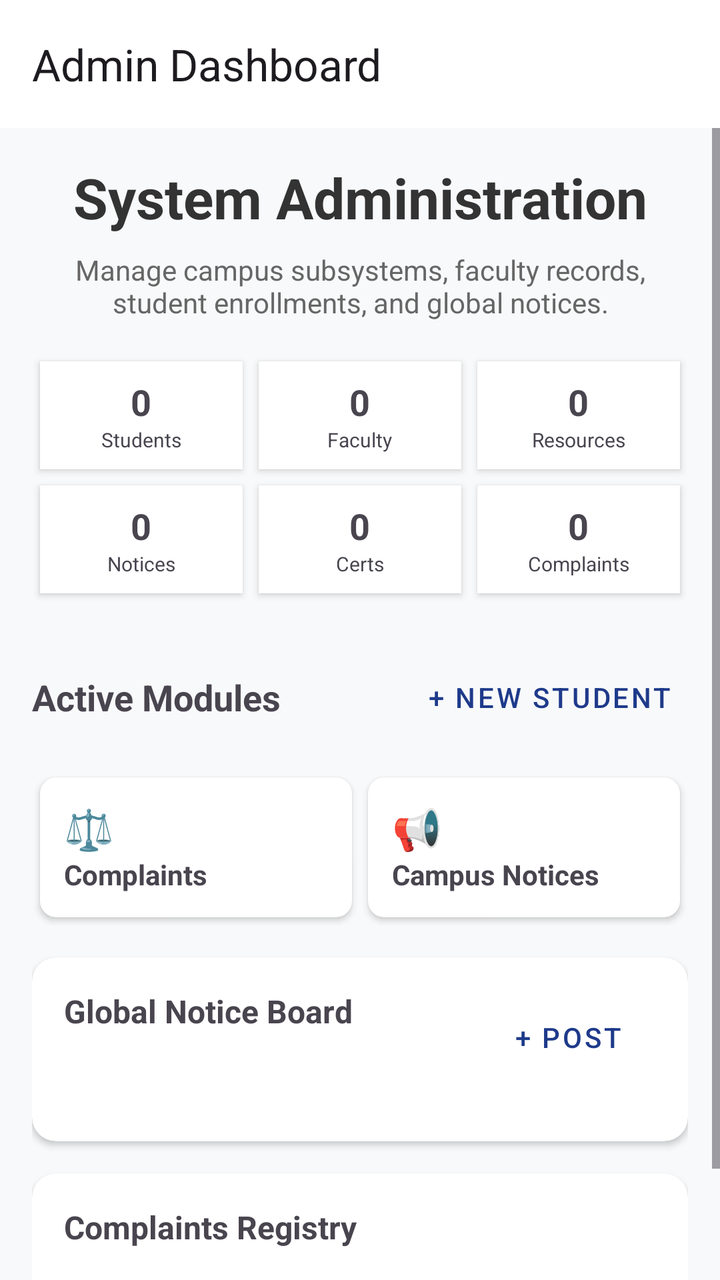
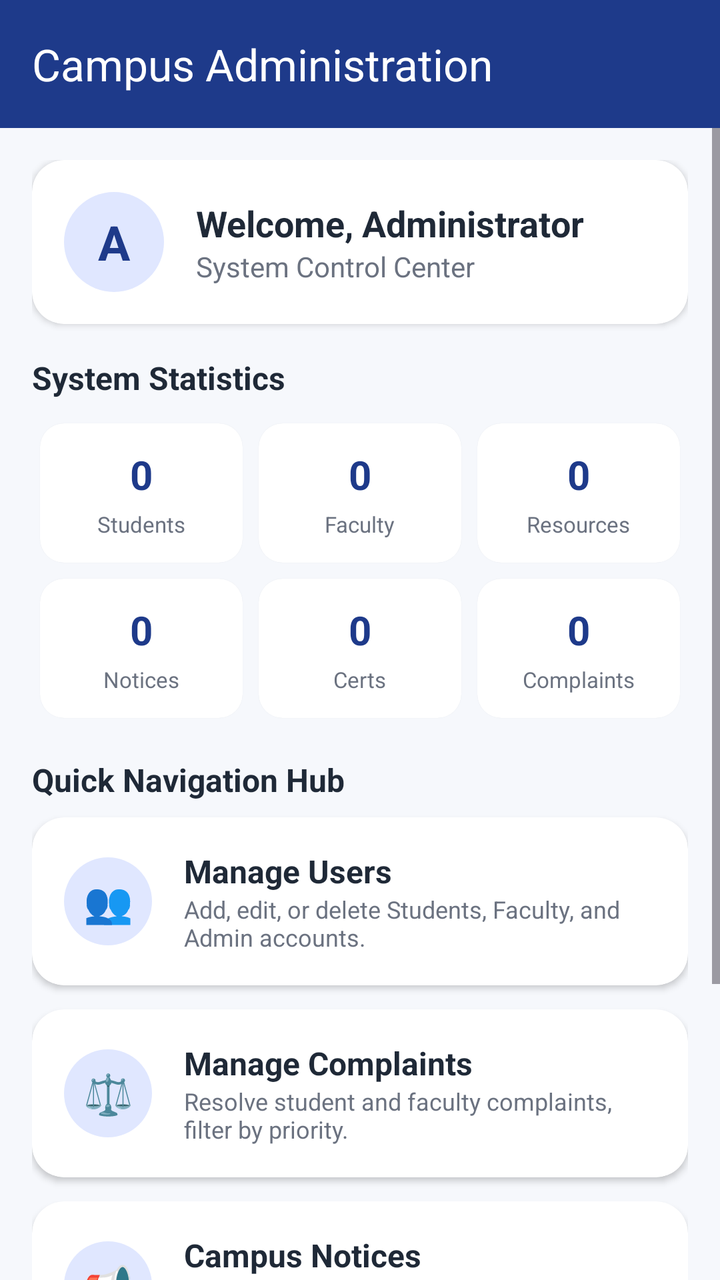

Before-and-after screenshots of an Android layout around one commit, followed by the original layout XML and the change that was made.
<!-- AndroidManifest.xml: application theme Theme.MyCampus -->
<!-- res/layout/activity_admindashboard.xml -->
<?xml version="1.0" encoding="utf-8"?>
<androidx.coordinatorlayout.widget.CoordinatorLayout xmlns:android="http://schemas.android.com/apk/res/android"
    xmlns:app="http://schemas.android.com/apk/res-auto"
    xmlns:tools="http://schemas.android.com/tools"
    android:id="@+id/main"
    android:layout_width="match_parent"
    android:layout_height="match_parent"
    android:background="#F8F9FA"
    tools:context=".admindashboardActivity">

    <com.google.android.material.appbar.AppBarLayout
        android:layout_width="match_parent"
        android:layout_height="wrap_content">

        <androidx.appcompat.widget.Toolbar
            android:id="@+id/toolbar"
            android:layout_width="match_parent"
            android:layout_height="?attr/actionBarSize"
            android:background="@android:color/white"
            app:title="@string/title_admin_dashboard" />
    </com.google.android.material.appbar.AppBarLayout>

    <androidx.core.widget.NestedScrollView
        android:layout_width="match_parent"
        android:layout_height="match_parent"
        android:scrollbars="vertical"
        android:fadeScrollbars="false"
        app:layout_behavior="@string/appbar_scrolling_view_behavior">

        <LinearLayout
            android:layout_width="match_parent"
            android:layout_height="wrap_content"
            android:orientation="vertical"
            android:padding="16dp">

            
            <TextView
                android:layout_width="match_parent"
                android:layout_height="wrap_content"
                android:gravity="center"
                android:text="@string/hero_title_admin"
                android:textSize="28sp"
                android:textStyle="bold"
                android:textColor="#333333"/>

            <TextView
                android:layout_width="match_parent"
                android:layout_height="wrap_content"
                android:layout_marginTop="8dp"
                android:gravity="center"
                android:text="@string/hero_subtitle_admin"
                android:textColor="#666666" />

            
            <GridLayout
                android:layout_width="match_parent"
                android:layout_height="wrap_content"
                android:layout_marginTop="16dp"
                android:columnCount="3"
                android:rowCount="2">

                
                <LinearLayout
                    android:layout_width="0dp"
                    android:layout_height="wrap_content"
                    android:layout_columnWeight="1"
                    android:layout_margin="4dp"
                    android:background="@android:color/white"
                    android:elevation="2dp"
                    android:gravity="center"
                    android:orientation="vertical"
                    android:padding="8dp">
                    <TextView android:id="@+id/tvTotalStudents" android:layout_width="wrap_content" android:layout_height="wrap_content" android:text="0" android:textSize="18sp" android:textStyle="bold" />
                    <TextView android:layout_width="wrap_content" android:layout_height="wrap_content" android:text="Students" android:textSize="10sp" />
                </LinearLayout>

                
                <LinearLayout
                    android:layout_width="0dp"
                    android:layout_height="wrap_content"
                    android:layout_columnWeight="1"
                    android:layout_margin="4dp"
                    android:background="@android:color/white"
                    android:elevation="2dp"
                    android:gravity="center"
                    android:orientation="vertical"
                    android:padding="8dp">
                    <TextView android:id="@+id/tvTotalFaculty" android:layout_width="wrap_content" android:layout_height="wrap_content" android:text="0" android:textSize="18sp" android:textStyle="bold" />
                    <TextView android:layout_width="wrap_content" android:layout_height="wrap_content" android:text="Faculty" android:textSize="10sp" />
                </LinearLayout>

                
                <LinearLayout
                    android:layout_width="0dp"
                    android:layout_height="wrap_content"
                    android:layout_columnWeight="1"
                    android:layout_margin="4dp"
                    android:background="@android:color/white"
                    android:elevation="2dp"
                    android:gravity="center"
                    android:orientation="vertical"
                    android:padding="8dp">
                    <TextView android:id="@+id/tvTotalResources" android:layout_width="wrap_content" android:layout_height="wrap_content" android:text="0" android:textSize="18sp" android:textStyle="bold" />
                    <TextView android:layout_width="wrap_content" android:layout_height="wrap_content" android:text="Resources" android:textSize="10sp" />
                </LinearLayout>

                
                <LinearLayout
                    android:layout_width="0dp"
                    android:layout_height="wrap_content"
                    android:layout_columnWeight="1"
                    android:layout_margin="4dp"
                    android:background="@android:color/white"
                    android:elevation="2dp"
                    android:gravity="center"
                    android:orientation="vertical"
                    android:padding="8dp">
                    <TextView android:id="@+id/tvTotalNotices" android:layout_width="wrap_content" android:layout_height="wrap_content" android:text="0" android:textSize="18sp" android:textStyle="bold" />
                    <TextView android:layout_width="wrap_content" android:layout_height="wrap_content" android:text="Notices" android:textSize="10sp" />
                </LinearLayout>

                
                <LinearLayout
                    android:layout_width="0dp"
                    android:layout_height="wrap_content"
                    android:layout_columnWeight="1"
                    android:layout_margin="4dp"
                    android:background="@android:color/white"
                    android:elevation="2dp"
                    android:gravity="center"
                    android:orientation="vertical"
                    android:padding="8dp">
                    <TextView android:id="@+id/tvTotalCerts" android:layout_width="wrap_content" android:layout_height="wrap_content" android:text="0" android:textSize="18sp" android:textStyle="bold" />
                    <TextView android:layout_width="wrap_content" android:layout_height="wrap_content" android:text="Certs" android:textSize="10sp" />
                </LinearLayout>

                
                <LinearLayout
                    android:layout_width="0dp"
                    android:layout_height="wrap_content"
                    android:layout_columnWeight="1"
                    android:layout_margin="4dp"
                    android:background="@android:color/white"
                    android:elevation="2dp"
                    android:gravity="center"
                    android:orientation="vertical"
                    android:padding="8dp">
                    <TextView android:id="@+id/tvTotalComplaints" android:layout_width="wrap_content" android:layout_height="wrap_content" android:text="0" android:textSize="18sp" android:textStyle="bold" />
                    <TextView android:layout_width="wrap_content" android:layout_height="wrap_content" android:text="Complaints" android:textSize="10sp" />
                </LinearLayout>
            </GridLayout>

            
            <RelativeLayout
                android:layout_width="match_parent"
                android:layout_height="wrap_content"
                android:layout_marginTop="24dp"
                android:layout_marginBottom="12dp">

                <TextView
                    android:layout_width="wrap_content"
                    android:layout_height="wrap_content"
                    android:layout_alignParentStart="true"
                    android:layout_centerVertical="true"
                    android:text="@string/active_modules"
                    android:textSize="18sp"
                    android:textStyle="bold" />

                <com.google.android.material.button.MaterialButton
                    android:id="@+id/btnToggleForm"
                    style="@style/Widget.MaterialComponents.Button.TextButton"
                    android:layout_width="wrap_content"
                    android:layout_height="wrap_content"
                    android:layout_alignParentEnd="true"
                    android:text="@string/btn_new_student" />
            </RelativeLayout>

            
            <com.google.android.material.card.MaterialCardView
                android:id="@+id/cvAddStudentForm"
                android:layout_width="match_parent"
                android:layout_height="wrap_content"
                android:layout_marginBottom="16dp"
                android:visibility="gone"
                app:cardCornerRadius="12dp"
                app:cardElevation="4dp"
                app:strokeColor="#8b5cf6"
                app:strokeWidth="1dp">

                <LinearLayout
                    android:layout_width="match_parent"
                    android:layout_height="wrap_content"
                    android:orientation="vertical"
                    android:padding="16dp">

                    <TextView
                        android:layout_width="wrap_content"
                        android:layout_height="wrap_content"
                        android:layout_marginBottom="16dp"
                        android:text="Register New User"
                        android:textColor="#8b5cf6"
                        android:textSize="16sp"
                        android:textStyle="bold" />

                    <TextView
                        android:layout_width="wrap_content"
                        android:layout_height="wrap_content"
                        android:text="Select Role:"
                        android:textSize="12sp" />
                    <Spinner
                        android:id="@+id/spNewUserRole"
                        android:layout_width="match_parent"
                        android:layout_height="wrap_content"
                        android:layout_marginBottom="12dp" />

                    <com.google.android.material.textfield.TextInputLayout
                        style="@style/Widget.MaterialComponents.TextInputLayout.OutlinedBox"
                        android:layout_width="match_parent"
                        android:layout_height="wrap_content"
                        android:layout_marginBottom="8dp"
                        android:hint="@string/hint_system_username">
                        <com.google.android.material.textfield.TextInputEditText
                            android:id="@+id/etNewUsername"
                            android:layout_width="match_parent"
                            android:layout_height="wrap_content" />
                    </com.google.android.material.textfield.TextInputLayout>

                    <com.google.android.material.textfield.TextInputLayout
                        style="@style/Widget.MaterialComponents.TextInputLayout.OutlinedBox"
                        android:layout_width="match_parent"
                        android:layout_height="wrap_content"
                        android:layout_marginBottom="8dp"
                        android:hint="@string/hint_email">
                        <com.google.android.material.textfield.TextInputEditText
                            android:id="@+id/etNewEmail"
                            android:layout_width="match_parent"
                            android:layout_height="wrap_content"
                            android:inputType="textEmailAddress" />
                    </com.google.android.material.textfield.TextInputLayout>

                    <com.google.android.material.textfield.TextInputLayout
                        style="@style/Widget.MaterialComponents.TextInputLayout.OutlinedBox"
                        android:layout_width="match_parent"
                        android:layout_height="wrap_content"
                        android:layout_marginBottom="8dp"
                        android:hint="@string/hint_enrollment_id">
                        <com.google.android.material.textfield.TextInputEditText
                            android:id="@+id/etNewEnrollment"
                            android:layout_width="match_parent"
                            android:layout_height="wrap_content" />
                    </com.google.android.material.textfield.TextInputLayout>

                    <com.google.android.material.textfield.TextInputLayout
                        style="@style/Widget.MaterialComponents.TextInputLayout.OutlinedBox"
                        android:layout_width="match_parent"
                        android:layout_height="wrap_content"
                        android:layout_marginBottom="8dp"
                        android:hint="@string/hint_department">
                        <com.google.android.material.textfield.TextInputEditText
                            android:id="@+id/etNewDepartment"
                            android:layout_width="match_parent"
                            android:layout_height="wrap_content" />
                    </com.google.android.material.textfield.TextInputLayout>

                    <com.google.android.material.textfield.TextInputLayout
                        style="@style/Widget.MaterialComponents.TextInputLayout.OutlinedBox"
                        android:layout_width="match_parent"
                        android:layout_height="wrap_content"
                        android:layout_marginBottom="16dp"
                        android:hint="@string/hint_initial_password"
                        app:endIconMode="password_toggle">
                        <com.google.android.material.textfield.TextInputEditText
                            android:id="@+id/etNewPassword"
                            android:layout_width="match_parent"
                            android:layout_height="wrap_content"
                            android:inputType="textPassword" />
                    </com.google.android.material.textfield.TextInputLayout>

                    <com.google.android.material.button.MaterialButton
                        android:id="@+id/btnSubmitStudent"
                        android:layout_width="match_parent"
                        android:layout_height="wrap_content"
                        android:text="@string/btn_create_student"
                        android:backgroundTint="#8b5cf6" />
                </LinearLayout>
            </com.google.android.material.card.MaterialCardView>

            
            <GridLayout
                android:layout_width="match_parent"
                android:layout_height="wrap_content"
                android:columnCount="2"
                android:rowCount="2">

                <com.google.android.material.card.MaterialCardView
                    android:layout_width="0dp"
                    android:layout_height="wrap_content"
                    android:layout_columnWeight="1"
                    android:layout_margin="4dp"
                    app:cardCornerRadius="8dp">
                    <LinearLayout android:layout_width="match_parent" android:layout_height="wrap_content" android:orientation="vertical" android:padding="12dp">
                        <TextView android:layout_width="wrap_content" android:layout_height="wrap_content" android:text="⚖️" android:textSize="20sp" />
                        <TextView android:layout_width="wrap_content" android:layout_height="wrap_content" android:text="@string/complaints" android:textStyle="bold" />
                    </LinearLayout>
                </com.google.android.material.card.MaterialCardView>

                <com.google.android.material.card.MaterialCardView
                    android:layout_width="0dp"
                    android:layout_height="wrap_content"
                    android:layout_columnWeight="1"
                    android:layout_margin="4dp"
                    app:cardCornerRadius="8dp">
                    <LinearLayout android:layout_width="match_parent" android:layout_height="wrap_content" android:orientation="vertical" android:padding="12dp">
                        <TextView android:layout_width="wrap_content" android:layout_height="wrap_content" android:text="📢" android:textSize="20sp" />
                        <TextView android:layout_width="wrap_content" android:layout_height="wrap_content" android:text="@string/campus_notices" android:textStyle="bold" />
                    </LinearLayout>
                </com.google.android.material.card.MaterialCardView>
            </GridLayout>

            
            <com.google.android.material.card.MaterialCardView
                android:layout_width="match_parent"
                android:layout_height="wrap_content"
                android:layout_marginTop="16dp"
                app:cardCornerRadius="12dp"
                app:cardElevation="2dp">

                <LinearLayout
                    android:layout_width="match_parent"
                    android:layout_height="wrap_content"
                    android:orientation="vertical"
                    android:padding="16dp">

                    <RelativeLayout
                        android:layout_width="match_parent"
                        android:layout_height="wrap_content"
                        android:layout_marginBottom="12dp">
                        <TextView
                            android:layout_width="wrap_content"
                            android:layout_height="wrap_content"
                            android:text="@string/global_notice_board"
                            android:textSize="16sp"
                            android:textStyle="bold" />
                        <com.google.android.material.button.MaterialButton
                            android:id="@+id/btnPostNotice"
                            style="@style/Widget.MaterialComponents.Button.TextButton"
                            android:layout_width="wrap_content"
                            android:layout_height="wrap_content"
                            android:layout_alignParentEnd="true"
                            android:text="+ Post" />
                    </RelativeLayout>

                    <LinearLayout
                        android:id="@+id/llAdminNotices"
                        android:layout_width="match_parent"
                        android:layout_height="wrap_content"
                        android:orientation="vertical" />
                </LinearLayout>
            </com.google.android.material.card.MaterialCardView>

            
            <com.google.android.material.card.MaterialCardView
                android:layout_width="match_parent"
                android:layout_height="wrap_content"
                android:layout_marginTop="16dp"
                app:cardCornerRadius="12dp"
                app:cardElevation="2dp">

                <LinearLayout
                    android:layout_width="match_parent"
                    android:layout_height="wrap_content"
                    android:orientation="vertical"
                    android:padding="16dp">

                    <TextView
                        android:layout_width="wrap_content"
                        android:layout_height="wrap_content"
                        android:layout_marginBottom="12dp"
                        android:text="@string/complaints_registry"
                        android:textSize="16sp"
                        android:textStyle="bold" />

                    
                    <LinearLayout
                        android:layout_width="match_parent"
                        android:layout_height="wrap_content"
                        android:orientation="horizontal"
                        android:paddingBottom="8dp">
                        <TextView android:layout_width="0dp" android:layout_height="wrap_content" android:layout_weight="1" android:text="Complaint" android:textStyle="bold" android:textSize="12sp" />
                        <TextView android:layout_width="wrap_content" android:layout_height="wrap_content" android:text="Status" android:textStyle="bold" android:textSize="12sp" android:layout_marginEnd="40dp" />
                        <TextView android:layout_width="wrap_content" android:layout_height="wrap_content" android:text="Action" android:textStyle="bold" android:textSize="12sp" />
                    </LinearLayout>

                    <View android:layout_width="match_parent" android:layout_height="1dp" android:background="#EEEEEE" />

                    <LinearLayout
                        android:id="@+id/llComplaintsTable"
                        android:layout_width="match_parent"
                        android:layout_height="wrap_content"
                        android:orientation="vertical"
                        android:layout_marginTop="8dp"/>
                </LinearLayout>
            </com.google.android.material.card.MaterialCardView>

        </LinearLayout>
    </androidx.core.widget.NestedScrollView>

</androidx.coordinatorlayout.widget.CoordinatorLayout>
<!-- resources referenced by this layout -->
<resources>
  <string name="active_modules">Active Modules</string>
  <string name="btn_create_student">Create Student</string>
  <string name="btn_new_student">+ New Student</string>
  <string name="campus_notices">Campus Notices</string>
  <string name="complaints">Complaints</string>
  <string name="complaints_registry">Complaints Registry</string>
  <string name="global_notice_board">Global Notice Board</string>
  <string name="hero_subtitle_admin">Manage campus subsystems, faculty records, student enrollments, and global notices.</string>
  <string name="hero_title_admin">System Administration</string>
  <string name="hint_department">Department</string>
  <string name="hint_email">Email Address</string>
  <string name="hint_enrollment_id">Enrollment ID</string>
  <string name="hint_initial_password">Initial Password</string>
  <string name="hint_system_username">System Username</string>
  <string name="title_admin_dashboard">Admin Dashboard</string>
  <style name="Theme.MyCampus" parent="Theme.Material3.DayNight.NoActionBar">
          
          <item name="colorPrimary">@color/primary</item>
          <item name="colorOnPrimary">@color/white</item>
          <item name="colorPrimaryContainer">@color/primaryDark</item>
          <item name="colorSecondary">@color/secondary</item>
          <item name="colorOnSecondary">@color/white</item>
          <item name="android:navigationBarColor">@color/background</item>
          <item name="android:statusBarColor">@color/primary</item>
          <item name="android:windowBackground">@color/background</item>
  
          
          <item name="materialCardViewStyle">@style/Widget.MyCampus.CardView</item>
  
          
          <item name="materialButtonStyle">@style/Widget.MyCampus.Button</item>
      </style>
  <color name="primary">#1E3A8A</color>
  <color name="white">#FFFFFF</color>
  <color name="primaryDark">#162D68</color>
  <color name="secondary">#3B82F6</color>
  <color name="background">#F6F8FC</color>
  <style name="Widget.MyCampus.CardView" parent="Widget.Material3.CardView.Elevated">
          <item name="cardCornerRadius">16dp</item>
          <item name="cardElevation">2dp</item>
          <item name="cardBackgroundColor">@color/card_background</item>
          <item name="strokeWidth">0dp</item>
      </style>
  <style name="Widget.MyCampus.Button" parent="Widget.Material3.Button">
          <item name="cornerRadius">12dp</item>
          <item name="android:insetTop">0dp</item>
          <item name="android:insetBottom">0dp</item>
          <item name="android:minHeight">48dp</item>
      </style>
  <color name="card_background">#FFFFFF</color>
</resources>

<!-- the commit's change to res/layout/activity_admindashboard.xml (unified diff, before → after) -->
@@ -5,26 +5,28 @@
     android:id="@+id/main"
     android:layout_width="match_parent"
     android:layout_height="match_parent"
-    android:background="#F8F9FA"
+    android:background="#F6F8FC"
     tools:context=".admindashboardActivity">
 
     <com.google.android.material.appbar.AppBarLayout
         android:layout_width="match_parent"
-        android:layout_height="wrap_content">
+        android:layout_height="wrap_content"
+        android:background="#1E3A8A"
+        app:elevation="0dp">
 
         <androidx.appcompat.widget.Toolbar
             android:id="@+id/toolbar"
             android:layout_width="match_parent"
             android:layout_height="?attr/actionBarSize"
-            android:background="@android:color/white"
-            app:title="@string/title_admin_dashboard" />
+            android:background="#1E3A8A"
+            app:title="Campus Administration"
+            app:titleTextColor="@android:color/white" />
     </com.google.android.material.appbar.AppBarLayout>
 
     <androidx.core.widget.NestedScrollView
         android:layout_width="match_parent"
         android:layout_height="match_parent"
         android:scrollbars="vertical"
-        android:fadeScrollbars="false"
         app:layout_behavior="@string/appbar_scrolling_view_behavior">
 
         <LinearLayout
@@ -34,374 +36,484 @@
             android:padding="16dp">
 
             
+            <com.google.android.material.card.MaterialCardView
+                android:layout_width="match_parent"
+                android:layout_height="wrap_content"
+                android:layout_marginBottom="16dp"
+                app:cardBackgroundColor="#FFFFFF"
+                app:cardCornerRadius="16dp"
+                app:cardElevation="2dp"
+                app:strokeWidth="0dp">
+
+                <LinearLayout
+                    android:layout_width="match_parent"
+                    android:layout_height="wrap_content"
+                    android:gravity="center_vertical"
+                    android:orientation="horizontal"
+                    android:padding="16dp">
+
+                    <TextView
+                        android:layout_width="50dp"
+                        android:layout_height="50dp"
+                        android:background="@drawable/bg_circle_avatar"
+                        android:gravity="center"
+                        android:text="A"
+                        android:textColor="#1E3A8A"
+                        android:textSize="24sp"
+                        android:textStyle="bold" />
+
+                    <LinearLayout
+                        android:layout_width="0dp"
+                        android:layout_height="wrap_content"
+                        android:layout_marginStart="16dp"
+                        android:layout_weight="1"
+                        android:orientation="vertical">
+
+                        <TextView
+                            android:id="@+id/tvAdminName"
+                            android:layout_width="wrap_content"
+                            android:layout_height="wrap_content"
+                            android:text="Welcome, Administrator"
+                            android:textColor="#1F2937"
+                            android:textSize="18sp"
+                            android:textStyle="bold" />
+
+                        <TextView
+                            android:layout_width="wrap_content"
+                            android:layout_height="wrap_content"
+                            android:text="System Control Center"
+                            android:textColor="#6B7280"
+                            android:textSize="14sp" />
+                    </LinearLayout>
+                </LinearLayout>
+            </com.google.android.material.card.MaterialCardView>
+
+            
             <TextView
                 android:layout_width="match_parent"
                 android:layout_height="wrap_content"
-                android:gravity="center"
-                android:text="@string/hero_title_admin"
-                android:textSize="28sp"
-                android:textStyle="bold"
-                android:textColor="#333333"/>
-
-            <TextView
-                android:layout_width="match_parent"
-                android:layout_height="wrap_content"
-                android:layout_marginTop="8dp"
-                android:gravity="center"
-                android:text="@string/hero_subtitle_admin"
-                android:textColor="#666666" />
-
-            
+                android:layout_marginBottom="8dp"
+                android:text="System Statistics"
+                android:textColor="#1F2937"
+                android:textSize="16sp"
+                android:textStyle="bold" />
+
             <GridLayout
                 android:layout_width="match_parent"
                 android:layout_height="wrap_content"
-                android:layout_marginTop="16dp"
+                android:layout_marginBottom="16dp"
                 android:columnCount="3"
                 android:rowCount="2">
 
                 
-                <LinearLayout
+                <com.google.android.material.card.MaterialCardView
                     android:layout_width="0dp"
                     android:layout_height="wrap_content"
                     android:layout_columnWeight="1"
                     android:layout_margin="4dp"
-                    android:background="@android:color/white"
-                    android:elevation="2dp"
-                    android:gravity="center"
-                    android:orientation="vertical"
-                    android:padding="8dp">
-                    <TextView android:id="@+id/tvTotalStudents" android:layout_width="wrap_content" android:layout_height="wrap_content" android:text="0" android:textSize="18sp" android:textStyle="bold" />
-                    <TextView android:layout_width="wrap_content" android:layout_height="wrap_content" android:text="Students" android:textSize="10sp" />
-                </LinearLayout>
+                    app:cardBackgroundColor="#FFFFFF"
+                    app:cardCornerRadius="12dp"
+                    app:cardElevation="1dp"
+                    app:strokeWidth="0dp">
+                    <LinearLayout
+                        android:layout_width="match_parent"
+                        android:layout_height="wrap_content"
+                        android:gravity="center"
+                        android:orientation="vertical"
+                        android:padding="12dp">
+                        <TextView
+                            android:id="@+id/tvTotalStudents"
+                            android:layout_width="wrap_content"
+                            android:layout_height="wrap_content"
+                            android:text="0"
+                            android:textColor="#1E3A8A"
+                            android:textSize="20sp"
+                            android:textStyle="bold" />
+                        <TextView
+                            android:layout_width="wrap_content"
+                            android:layout_height="wrap_content"
+                            android:layout_marginTop="4dp"
+                            android:text="Students"
+                            android:textColor="#6B7280"
+                            android:textSize="11sp" />
+                    </LinearLayout>
+                </com.google.android.material.card.MaterialCardView>
 
                 
-                <LinearLayout
+                <com.google.android.material.card.MaterialCardView
                     android:layout_width="0dp"
                     android:layout_height="wrap_content"
                     android:layout_columnWeight="1"
                     android:layout_margin="4dp"
-                    android:background="@android:color/white"
-                    android:elevation="2dp"
-                    android:gravity="center"
-                    android:orientation="vertical"
-                    android:padding="8dp">
-                    <TextView android:id="@+id/tvTotalFaculty" android:layout_width="wrap_content" android:layout_height="wrap_content" android:text="0" android:textSize="18sp" android:textStyle="bold" />
-                    <TextView android:layout_width="wrap_content" android:layout_height="wrap_content" android:text="Faculty" android:textSize="10sp" />
-                </LinearLayout>
+                    app:cardBackgroundColor="#FFFFFF"
+                    app:cardCornerRadius="12dp"
+                    app:cardElevation="1dp"
+                    app:strokeWidth="0dp">
+                    <LinearLayout
+                        android:layout_width="match_parent"
+                        android:layout_height="wrap_content"
+                        android:gravity="center"
+                        android:orientation="vertical"
+                        android:padding="12dp">
+                        <TextView
+                            android:id="@+id/tvTotalFaculty"
+                            android:layout_width="wrap_content"
+                            android:layout_height="wrap_content"
+                            android:text="0"
+                            android:textColor="#1E3A8A"
+                            android:textSize="20sp"
+                            android:textStyle="bold" />
+                        <TextView
+                            android:layout_width="wrap_content"
+                            android:layout_height="wrap_content"
+                            android:layout_marginTop="4dp"
+                            android:text="Faculty"
+                            android:textColor="#6B7280"
+                            android:textSize="11sp" />
+                    </LinearLayout>
+                </com.google.android.material.card.MaterialCardView>
 
                 
-                <LinearLayout
+                <com.google.android.material.card.MaterialCardView
                     android:layout_width="0dp"
                     android:layout_height="wrap_content"
                     android:layout_columnWeight="1"
                     android:layout_margin="4dp"
-                    android:background="@android:color/white"
-                    android:elevation="2dp"
-                    android:gravity="center"
-                    android:orientation="vertical"
-                    android:padding="8dp">
-                    <TextView android:id="@+id/tvTotalResources" android:layout_width="wrap_content" android:layout_height="wrap_content" android:text="0" android:textSize="18sp" android:textStyle="bold" />
-                    <TextView android:layout_width="wrap_content" android:layout_height="wrap_content" android:text="Resources" android:textSize="10sp" />
-                </LinearLayout>
+                    app:cardBackgroundColor="#FFFFFF"
+                    app:cardCornerRadius="12dp"
+                    app:cardElevation="1dp"
+                    app:strokeWidth="0dp">
+                    <LinearLayout
+                        android:layout_width="match_parent"
+                        android:layout_height="wrap_content"
+                        android:gravity="center"
+                        android:orientation="vertical"
+                        android:padding="12dp">
+                        <TextView
+                            android:id="@+id/tvTotalResources"
+                            android:layout_width="wrap_content"
+                            android:layout_height="wrap_content"
+                            android:text="0"
+                            android:textColor="#1E3A8A"
+                            android:textSize="20sp"
+                            android:textStyle="bold" />
+                        <TextView
+                            android:layout_width="wrap_content"
+                            android:layout_height="wrap_content"
+                            android:layout_marginTop="4dp"
+                            android:text="Resources"
+                            android:textColor="#6B7280"
+                            android:textSize="11sp" />
+                    </LinearLayout>
+                </com.google.android.material.card.MaterialCardView>
 
                 
-                <LinearLayout
+                <com.google.android.material.card.MaterialCardView
                     android:layout_width="0dp"
                     android:layout_height="wrap_content"
                     android:layout_columnWeight="1"
                     android:layout_margin="4dp"
-                    android:background="@android:color/white"
-                    android:elevation="2dp"
-                    android:gravity="center"
-                    android:orientation="vertical"
-                    android:padding="8dp">
-                    <TextView android:id="@+id/tvTotalNotices" android:layout_width="wrap_content" android:layout_height="wrap_content" android:text="0" android:textSize="18sp" android:textStyle="bold" />
-                    <TextView android:layout_width="wrap_content" android:layout_height="wrap_content" android:text="Notices" android:textSize="10sp" />
-                </LinearLayout>
+                    app:cardBackgroundColor="#FFFFFF"
+                    app:cardCornerRadius="12dp"
+                    app:cardElevation="1dp"
+                    app:strokeWidth="0dp">
+                    <LinearLayout
+                        android:layout_width="match_parent"
+                        android:layout_height="wrap_content"
+                        android:gravity="center"
+                        android:orientation="vertical"
+                        android:padding="12dp">
+                        <TextView
+                            android:id="@+id/tvTotalNotices"
+                            android:layout_width="wrap_content"
+                            android:layout_height="wrap_content"
+                            android:text="0"
+                            android:textColor="#1E3A8A"
+                            android:textSize="20sp"
+                            android:textStyle="bold" />
+                        <TextView
+                            android:layout_width="wrap_content"
+                            android:layout_height="wrap_content"
+                            android:layout_marginTop="4dp"
+                            android:text="Notices"
+                            android:textColor="#6B7280"
+                            android:textSize="11sp" />
+                    </LinearLayout>
+                </com.google.android.material.card.MaterialCardView>
 
                 
-                <LinearLayout
+                <com.google.android.material.card.MaterialCardView
                     android:layout_width="0dp"
                     android:layout_height="wrap_content"
                     android:layout_columnWeight="1"
                     android:layout_margin="4dp"
-                    android:background="@android:color/white"
-                    android:elevation="2dp"
-                    android:gravity="center"
-                    android:orientation="vertical"
-                    android:padding="8dp">
-                    <TextView android:id="@+id/tvTotalCerts" android:layout_width="wrap_content" android:layout_height="wrap_content" android:text="0" android:textSize="18sp" android:textStyle="bold" />
-                    <TextView android:layout_width="wrap_content" android:layout_height="wrap_content" android:text="Certs" android:textSize="10sp" />
-                </LinearLayout>
+                    app:cardBackgroundColor="#FFFFFF"
+                    app:cardCornerRadius="12dp"
+                    app:cardElevation="1dp"
+                    app:strokeWidth="0dp">
+                    <LinearLayout
+                        android:layout_width="match_parent"
+                        android:layout_height="wrap_content"
+                        android:gravity="center"
+                        android:orientation="vertical"
+                        android:padding="12dp">
+                        <TextView
+                            android:id="@+id/tvTotalCerts"
+                            android:layout_width="wrap_content"
+                            android:layout_height="wrap_content"
+                            android:text="0"
+                            android:textColor="#1E3A8A"
+                            android:textSize="20sp"
+                            android:textStyle="bold" />
+                        <TextView
+                            android:layout_width="wrap_content"
+                            android:layout_height="wrap_content"
+                            android:layout_marginTop="4dp"
+                            android:text="Certs"
+                            android:textColor="#6B7280"
+                            android:textSize="11sp" />
+                    </LinearLayout>
+                </com.google.android.material.card.MaterialCardView>
 
                 
-                <LinearLayout
+                <com.google.android.material.card.MaterialCardView
                     android:layout_width="0dp"
                     android:layout_height="wrap_content"
                     android:layout_columnWeight="1"
                     android:layout_margin="4dp"
-                    android:background="@android:color/white"
-                    android:elevation="2dp"
-                    android:gravity="center"
-                    android:orientation="vertical"
-                    android:padding="8dp">
-                    <TextView android:id="@+id/tvTotalComplaints" android:layout_width="wrap_content" android:layout_height="wrap_content" android:text="0" android:textSize="18sp" android:textStyle="bold" />
-                    <TextView android:layout_width="wrap_content" android:layout_height="wrap_content" android:text="Complaints" android:textSize="10sp" />
-                </LinearLayout>
+                    app:cardBackgroundColor="#FFFFFF"
+                    app:cardCornerRadius="12dp"
+                    app:cardElevation="1dp"
+                    app:strokeWidth="0dp">
+                    <LinearLayout
+                        android:layout_width="match_parent"
+                        android:layout_height="wrap_content"
+                        android:gravity="center"
+                        android:orientation="vertical"
+                        android:padding="12dp">
+                        <TextView
+                            android:id="@+id/tvTotalComplaints"
+                            android:layout_width="wrap_content"
+                            android:layout_height="wrap_content"
+                            android:text="0"
+                            android:textColor="#1E3A8A"
+                            android:textSize="20sp"
+                            android:textStyle="bold" />
+                        <TextView
+                            android:layout_width="wrap_content"
+                            android:layout_height="wrap_content"
+                            android:layout_marginTop="4dp"
+                            android:text="Complaints"
+                            android:textColor="#6B7280"
+                            android:textSize="11sp" />
+                    </LinearLayout>
+                </com.google.android.material.card.MaterialCardView>
             </GridLayout>
 
             
-            <RelativeLayout
-                android:layout_width="match_parent"
-                android:layout_height="wrap_content"
-                android:layout_marginTop="24dp"
-                android:layout_marginBottom="12dp">
-
-                <TextView
-                    android:layout_width="wrap_content"
-                    android:layout_height="wrap_content"
-                    android:layout_alignParentStart="true"
-                    android:layout_centerVertical="true"
-                    android:text="@string/active_modules"
-                    android:textSize="18sp"
-                    android:textStyle="bold" />
-
-                <com.google.android.material.button.MaterialButton
-                    android:id="@+id/btnToggleForm"
-                    style="@style/Widget.MaterialComponents.Button.TextButton"
-                    android:layout_width="wrap_content"
-                    android:layout_height="wrap_content"
-                    android:layout_alignParentEnd="true"
-                    android:text="@string/btn_new_student" />
-            </RelativeLayout>
+            <TextView
+                android:layout_width="match_parent"
+                android:layout_height="wrap_content"
+                android:layout_marginBottom="8dp"
+                android:text="Quick Navigation Hub"
+                android:textColor="#1F2937"
+                android:textSize="16sp"
+                android:textStyle="bold" />
 
             
             <com.google.android.material.card.MaterialCardView
-                android:id="@+id/cvAddStudentForm"
-                android:layout_width="match_parent"
-                android:layout_height="wrap_content"
-                android:layout_marginBottom="16dp"
-                android:visibility="gone"
-                app:cardCornerRadius="12dp"
-                app:cardElevation="4dp"
-                app:strokeColor="#8b5cf6"
-                app:strokeWidth="1dp">
-
+                android:id="@+id/cvManageUsers"
+                android:layout_width="match_parent"
+                android:layout_height="wrap_content"
+                android:layout_marginBottom="12dp"
+                android:clickable="true"
+                android:focusable="true"
+                app:cardBackgroundColor="#FFFFFF"
+                app:cardCornerRadius="16dp"
+                app:cardElevation="2dp"
+                app:strokeWidth="0dp">
                 <LinearLayout
                     android:layout_width="match_parent"
                     android:layout_height="wrap_content"
+                    android:gravity="center_vertical"
+                    android:orientation="horizontal"
+                    android:padding="16dp">
+                    <TextView
+                        android:layout_width="44dp"
+                        android:layout_height="44dp"
+                        android:background="@drawable/bg_circle_avatar"
+                        android:gravity="center"
+                        android:text="👥"
+                        android:textSize="20sp" />
+                    <LinearLayout
+                        android:layout_width="0dp"
+                        android:layout_height="wrap_content"
+                        android:layout_marginStart="16dp"
+                        android:layout_weight="1"
+                        android:orientation="vertical">
+                        <TextView
+                            android:layout_width="wrap_content"
+                            android:layout_height="wrap_content"
+                            android:text="Manage Users"
+                            android:textColor="#1F2937"
+                            android:textSize="16sp"
+                            android:textStyle="bold" />
+                        <TextView
+                            android:layout_width="wrap_content"
+                            android:layout_height="wrap_content"
+                            android:text="Add, edit, or delete Students, Faculty, and Admin accounts."
+                            android:textColor="#6B7280"
+                            android:textSize="12sp" />
+                    </LinearLayout>
+                </LinearLayout>
+            </com.google.android.material.card.MaterialCardView>
+
+            
+            <com.google.android.material.card.MaterialCardView
+                android:id="@+id/cvManageComplaints"
+                android:layout_width="match_parent"
+                android:layout_height="wrap_content"
+                android:layout_marginBottom="12dp"
+                android:clickable="true"
+                android:focusable="true"
+                app:cardBackgroundColor="#FFFFFF"
+                app:cardCornerRadius="16dp"
+                app:cardElevation="2dp"
+                app:strokeWidth="0dp">
+                <LinearLayout
+                    android:layout_width="match_parent"
+                    android:layout_height="wrap_content"
+                    android:gravity="center_vertical"
+                    android:orientation="horizontal"
+                    android:padding="16dp">
+                    <TextView
+                        android:layout_width="44dp"
+                        android:layout_height="44dp"
+                        android:background="@drawable/bg_circle_avatar"
+                        android:gravity="center"
+                        android:text="⚖️"
+                        android:textSize="20sp" />
+                    <LinearLayout
+                        android:layout_width="0dp"
+                        android:layout_height="wrap_content"
+                        android:layout_marginStart="16dp"
+                        android:layout_weight="1"
+                        android:orientation="vertical">
+                        <TextView
+                            android:layout_width="wrap_content"
+                            android:layout_height="wrap_content"
+                            android:text="Manage Complaints"
+                            android:textColor="#1F2937"
+                            android:textSize="16sp"
+                            android:textStyle="bold" />
+                        <TextView
+                            android:layout_width="wrap_content"
+                            android:layout_height="wrap_content"
+                            android:text="Resolve student and faculty complaints, filter by priority."
+                            android:textColor="#6B7280"
+                            android:textSize="12sp" />
+                    </LinearLayout>
+                </LinearLayout>
+            </com.google.android.material.card.MaterialCardView>
+
+            
+            <com.google.android.material.card.MaterialCardView
+                android:id="@+id/cvCampusNotices"
+                android:layout_width="match_parent"
+                android:layout_height="wrap_content"
+                android:layout_marginBottom="16dp"
+                android:clickable="true"
+                android:focusable="true"
+                app:cardBackgroundColor="#FFFFFF"
+                app:cardCornerRadius="16dp"
+                app:cardElevation="2dp"
+                app:strokeWidth="0dp">
+                <LinearLayout
+                    android:layout_width="match_parent"
+                    android:layout_height="wrap_content"
+                    android:gravity="center_vertical"
+                    android:orientation="horizontal"
+                    android:padding="16dp">
+                    <TextView
+                        android:layout_width="44dp"
+                        android:layout_height="44dp"
+                        android:background="@drawable/bg_circle_avatar"
+                        android:gravity="center"
+                        android:text="📢"
+                        android:textSize="20sp" />
+                    <LinearLayout
+                        android:layout_width="0dp"
+                        android:layout_height="wrap_content"
+                        android:layout_marginStart="16dp"
+                        android:layout_weight="1"
+                        android:orientation="vertical">
+                        <TextView
+                            android:layout_width="wrap_content"
+                            android:layout_height="wrap_content"
+                            android:text="Campus Notices"
+                            android:textColor="#1F2937"
+                            android:textSize="16sp"
+                            android:textStyle="bold" />
+                        <TextView
+                            android:layout_width="wrap_content"
+                            android:layout_height="wrap_content"
+                            android:text="Post notices for students, faculty, or global broadcast."
+                            android:textColor="#6B7280"
+                            android:textSize="12sp" />
+                    </LinearLayout>
+                </LinearLayout>
+            </com.google.android.material.card.MaterialCardView>
+
+            
+            <com.google.android.material.card.MaterialCardView
+                android:layout_width="match_parent"
+                android:layout_height="wrap_content"
+                app:cardBackgroundColor="#FFFFFF"
+                app:cardCornerRadius="16dp"
+                app:cardElevation="2dp"
+                app:strokeWidth="0dp">
+
+                <LinearLayout
+                    android:layout_width="match_parent"
+                    android:layout_height="wrap_content"
                     android:orientation="vertical"
                     android:padding="16dp">
 
                     <TextView
                         android:layout_width="wrap_content"
                         android:layout_height="wrap_content"
-                        android:layout_marginBottom="16dp"
-                        android:text="Register New User"
-                        android:textColor="#8b5cf6"
+                        android:text="System Analytics Overview"
+                        android:textColor="#1F2937"
                         android:textSize="16sp"
                         android:textStyle="bold" />
 
                     <TextView
                         android:layout_width="wrap_content"
                         android:layout_height="wrap_content"
-                        android:text="Select Role:"
-                        android:textSize="12sp" />
-                    <Spinner
-                        android:id="@+id/spNewUserRole"
-                        android:layout_width="match_parent"
-                        android:layout_height="wrap_content"
-                        android:layout_marginBottom="12dp" />
-
-                    <com.google.android.material.textfield.TextInputLayout
-                        style="@style/Widget.MaterialComponents.TextInputLayout.OutlinedBox"
-                        android:layout_width="match_parent"
-                        android:layout_height="wrap_content"
-                        android:layout_marginBottom="8dp"
-                        android:hint="@string/hint_system_username">
-                        <com.google.android.material.textfield.TextInputEditText
-                            android:id="@+id/etNewUsername"
-                            android:layout_width="match_parent"
-                            android:layout_height="wrap_content" />
-                    </com.google.android.material.textfield.TextInputLayout>
-
-                    <com.google.android.material.textfield.TextInputLayout
-                        style="@style/Widget.MaterialComponents.TextInputLayout.OutlinedBox"
-                        android:layout_width="match_parent"
-                        android:layout_height="wrap_content"
-                        android:layout_marginBottom="8dp"
-                        android:hint="@string/hint_email">
-                        <com.google.android.material.textfield.TextInputEditText
-                            android:id="@+id/etNewEmail"
-                            android:layout_width="match_parent"
-                            android:layout_height="wrap_content"
-                            android:inputType="textEmailAddress" />
-                    </com.google.android.material.textfield.TextInputLayout>
-
-                    <com.google.android.material.textfield.TextInputLayout
-                        style="@style/Widget.MaterialComponents.TextInputLayout.OutlinedBox"
-                        android:layout_width="match_parent"
-                        android:layout_height="wrap_content"
-                        android:layout_marginBottom="8dp"
-                        android:hint="@string/hint_enrollment_id">
-                        <com.google.android.material.textfield.TextInputEditText
-                            android:id="@+id/etNewEnrollment"
-                            android:layout_width="match_parent"
-                            android:layout_height="wrap_content" />
-                    </com.google.android.material.textfield.TextInputLayout>
-
-                    <com.google.android.material.textfield.TextInputLayout
-                        style="@style/Widget.MaterialComponents.TextInputLayout.OutlinedBox"
-                        android:layout_width="match_parent"
-                        android:layout_height="wrap_content"
-                        android:layout_marginBottom="8dp"
-                        android:hint="@string/hint_department">
-                        <com.google.android.material.textfield.TextInputEditText
-                            android:id="@+id/etNewDepartment"
-                            android:layout_width="match_parent"
-                            android:layout_height="wrap_content" />
-                    </com.google.android.material.textfield.TextInputLayout>
-
-                    <com.google.android.material.textfield.TextInputLayout
-                        style="@style/Widget.MaterialComponents.TextInputLayout.OutlinedBox"
-                        android:layout_width="match_parent"
-                        android:layout_height="wrap_content"
-                        android:layout_marginBottom="16dp"
-                        android:hint="@string/hint_initial_password"
-                        app:endIconMode="password_toggle">
-                        <com.google.android.material.textfield.TextInputEditText
-                            android:id="@+id/etNewPassword"
-                            android:layout_width="match_parent"
-                            android:layout_height="wrap_content"
-                            android:inputType="textPassword" />
-                    </com.google.android.material.textfield.TextInputLayout>
-
-                    <com.google.android.material.button.MaterialButton
-                        android:id="@+id/btnSubmitStudent"
-                        android:layout_width="match_parent"
-                        android:layout_height="wrap_content"
-                        android:text="@string/btn_create_student"
-                        android:backgroundTint="#8b5cf6" />
+                        android:layout_marginTop="8dp"
+                        android:text="• All modules are operational."
+                        android:textColor="#22C55E"
+                        android:textSize="13sp"
+                        android:textStyle="bold" />
+
+                    <TextView
+                        android:layout_width="wrap_content"
+                        android:layout_height="wrap_content"
+                        android:layout_marginTop="4dp"
+                        android:text="• Connected to Django REST API."
+                        android:textColor="#6B7280"
+                        android:textSize="13sp" />
+
+                    <TextView
+                        android:layout_width="wrap_content"
+                        android:layout_height="wrap_content"
+                        android:layout_marginTop="4dp"
+                        android:text="• Real-time updates active."
+                        android:textColor="#6B7280"
+                        android:textSize="13sp" />
                 </LinearLayout>
             </com.google.android.material.card.MaterialCardView>
 
-            
-            <GridLayout
-                android:layout_width="match_parent"
-                android:layout_height="wrap_content"
-                android:columnCount="2"
-                android:rowCount="2">
-
-                <com.google.android.material.card.MaterialCardView
-                    android:layout_width="0dp"
-                    android:layout_height="wrap_content"
-                    android:layout_columnWeight="1"
-                    android:layout_margin="4dp"
-                    app:cardCornerRadius="8dp">
-                    <LinearLayout android:layout_width="match_parent" android:layout_height="wrap_content" android:orientation="vertical" android:padding="12dp">
-                        <TextView android:layout_width="wrap_content" android:layout_height="wrap_content" android:text="⚖️" android:textSize="20sp" />
-                        <TextView android:layout_width="wrap_content" android:layout_height="wrap_content" android:text="@string/complaints" android:textStyle="bold" />
-                    </LinearLayout>
-                </com.google.android.material.card.MaterialCardView>
-
-                <com.google.android.material.card.MaterialCardView
-                    android:layout_width="0dp"
-                    android:layout_height="wrap_content"
-                    android:layout_columnWeight="1"
-                    android:layout_margin="4dp"
-                    app:cardCornerRadius="8dp">
-                    <LinearLayout android:layout_width="match_parent" android:layout_height="wrap_content" android:orientation="vertical" android:padding="12dp">
-                        <TextView android:layout_width="wrap_content" android:layout_height="wrap_content" android:text="📢" android:textSize="20sp" />
-                        <TextView android:layout_width="wrap_content" android:layout_height="wrap_content" android:text="@string/campus_notices" android:textStyle="bold" />
-                    </LinearLayout>
-                </com.google.android.material.card.MaterialCardView>
-            </GridLayout>
-
-            
-            <com.google.android.material.card.MaterialCardView
-                android:layout_width="match_parent"
-                android:layout_height="wrap_content"
-                android:layout_marginTop="16dp"
-                app:cardCornerRadius="12dp"
-                app:cardElevation="2dp">
-
-                <LinearLayout
-                    android:layout_width="match_parent"
-                    android:layout_height="wrap_content"
-                    android:orientation="vertical"
-                    android:padding="16dp">
-
-                    <RelativeLayout
-                        android:layout_width="match_parent"
-                        android:layout_height="wrap_content"
-                        android:layout_marginBottom="12dp">
-                        <TextView
-                            android:layout_width="wrap_content"
-                            android:layout_height="wrap_content"
-                            android:text="@string/global_notice_board"
-                            android:textSize="16sp"
-                            android:textStyle="bold" />
-                        <com.google.android.material.button.MaterialButton
-                            android:id="@+id/btnPostNotice"
-                            style="@style/Widget.MaterialComponents.Button.TextButton"
-                            android:layout_width="wrap_content"
-                            android:layout_height="wrap_content"
-                            android:layout_alignParentEnd="true"
-                            android:text="+ Post" />
-                    </RelativeLayout>
-
-                    <LinearLayout
-                        android:id="@+id/llAdminNotices"
-                        android:layout_width="match_parent"
-                        android:layout_height="wrap_content"
-                        android:orientation="vertical" />
-                </LinearLayout>
-            </com.google.android.material.card.MaterialCardView>
-
-            
-            <com.google.android.material.card.MaterialCardView
-                android:layout_width="match_parent"
-                android:layout_height="wrap_content"
-                android:layout_marginTop="16dp"
-                app:cardCornerRadius="12dp"
-                app:cardElevation="2dp">
-
-                <LinearLayout
-                    android:layout_width="match_parent"
-                    android:layout_height="wrap_content"
-                    android:orientation="vertical"
-                    android:padding="16dp">
-
-                    <TextView
-                        android:layout_width="wrap_content"
-                        android:layout_height="wrap_content"
-                        android:layout_marginBottom="12dp"
-                        android:text="@string/complaints_registry"
-                        android:textSize="16sp"
-                        android:textStyle="bold" />
-
-                    
-                    <LinearLayout
-                        android:layout_width="match_parent"
-                        android:layout_height="wrap_content"
-                        android:orientation="horizontal"
-                        android:paddingBottom="8dp">
-                        <TextView android:layout_width="0dp" android:layout_height="wrap_content" android:layout_weight="1" android:text="Complaint" android:textStyle="bold" android:textSize="12sp" />
-                        <TextView android:layout_width="wrap_content" android:layout_height="wrap_content" android:text="Status" android:textStyle="bold" android:textSize="12sp" android:layout_marginEnd="40dp" />
-                        <TextView android:layout_width="wrap_content" android:layout_height="wrap_content" android:text="Action" android:textStyle="bold" android:textSize="12sp" />
-                    </LinearLayout>
-
-                    <View android:layout_width="match_parent" android:layout_height="1dp" android:background="#EEEEEE" />
-
-                    <LinearLayout
-                        android:id="@+id/llComplaintsTable"
-                        android:layout_width="match_parent"
-                        android:layout_height="wrap_content"
-                        android:orientation="vertical"
-                        android:layout_marginTop="8dp"/>
-                </LinearLayout>
-            </com.google.android.material.card.MaterialCardView>
-
         </LinearLayout>
     </androidx.core.widget.NestedScrollView>
 
<!-- resource entries referenced after the edit -->
@@ -1,20 +1,11 @@
 <!-- resources referenced by this layout -->
 <resources>
-  <string name="active_modules">Active Modules</string>
-  <string name="btn_create_student">Create Student</string>
-  <string name="btn_new_student">+ New Student</string>
-  <string name="campus_notices">Campus Notices</string>
-  <string name="complaints">Complaints</string>
-  <string name="complaints_registry">Complaints Registry</string>
-  <string name="global_notice_board">Global Notice Board</string>
-  <string name="hero_subtitle_admin">Manage campus subsystems, faculty records, student enrollments, and global notices.</string>
-  <string name="hero_title_admin">System Administration</string>
-  <string name="hint_department">Department</string>
-  <string name="hint_email">Email Address</string>
-  <string name="hint_enrollment_id">Enrollment ID</string>
-  <string name="hint_initial_password">Initial Password</string>
-  <string name="hint_system_username">System Username</string>
-  <string name="title_admin_dashboard">Admin Dashboard</string>
+  <!-- drawable bg_circle_avatar (drawable) -->
+  <?xml version="1.0" encoding="utf-8"?>
+  <shape xmlns:android="http://schemas.android.com/apk/res/android"
+      android:shape="oval">
+      <solid android:color="#E0E7FF" />
+  </shape>
   <style name="Theme.MyCampus" parent="Theme.Material3.DayNight.NoActionBar">
           
           <item name="colorPrimary">@color/primary</item>
